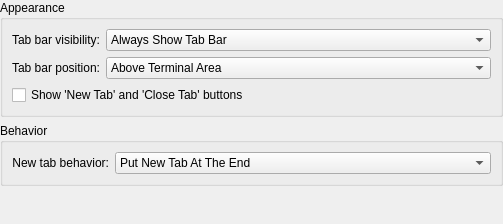
Qt form src/settings/TabBarSettings.ui (KDE/konsole) before a commit.
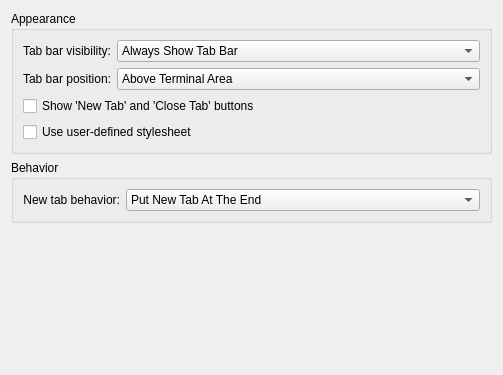
The same form after that commit. Custom widgets are drawn as their Qt base class.

Commit message:
Allow users to specify css file for tab bar style
Currently, the default stylesheet for the tab bar just sets the min
and max width.  Now the user can load a .css file.  It is up to the
user to generate the css file to their liking.  Handbook documentation
and examples will follow.

This can be used to set minimum width of the tabs, distinguish active
tab, etc...
FEATURE:
FIXED-IN: 2.13

Patch:
```diff
--- a/src/settings/TabBarSettings.ui
+++ b/src/settings/TabBarSettings.ui
@@ -7,14 +7,11 @@
     <x>0</x>
     <y>0</y>
     <width>503</width>
-    <height>224</height>
+    <height>375</height>
    </rect>
   </property>
-  <layout class="QVBoxLayout">
-   <property name="margin">
-    <number>0</number>
-   </property>
-   <item>
+  <layout class="QGridLayout" name="gridLayout_3">
+   <item row="0" column="0">
     <widget class="QGroupBox" name="groupBox_1">
      <property name="title">
       <string>Appearance</string>
@@ -30,7 +27,7 @@
         </property>
        </widget>
       </item>
-      <item row="0" column="1">
+      <item row="0" column="1" colspan="2">
        <widget class="KComboBox" name="kcfg_TabBarVisibility">
         <property name="sizePolicy">
          <sizepolicy hsizetype="Preferred" vsizetype="Fixed">
@@ -65,7 +62,7 @@
         </property>
        </widget>
       </item>
-      <item row="1" column="1">
+      <item row="1" column="1" colspan="2">
        <widget class="KComboBox" name="kcfg_TabBarPosition">
         <property name="sizePolicy">
          <sizepolicy hsizetype="Preferred" vsizetype="Fixed">
@@ -85,17 +82,37 @@
         </item>
        </widget>
       </item>
-      <item row="2" column="0" colspan="2">
+      <item row="2" column="0" colspan="3">
        <widget class="QCheckBox" name="kcfg_ShowQuickButtons">
         <property name="text">
          <string>Show 'New Tab' and 'Close Tab' buttons</string>
         </property>
        </widget>
       </item>
+      <item row="3" column="0" colspan="2">
+       <widget class="QCheckBox" name="kcfg_TabBarUseUserStyleSheet">
+        <property name="text">
+         <string>Use user-defined stylesheet</string>
+        </property>
+       </widget>
+      </item>
+      <item row="3" column="2">
+       <widget class="KUrlRequester" name="kcfg_TabBarUserStyleSheetFile">
+        <property name="sizePolicy">
+         <sizepolicy hsizetype="Preferred" vsizetype="Fixed">
+          <horstretch>2</horstretch>
+          <verstretch>0</verstretch>
+         </sizepolicy>
+        </property>
+        <property name="filter">
+         <string>text/css</string>
+        </property>
+       </widget>
+      </item>
      </layout>
     </widget>
    </item>
-   <item>
+   <item row="1" column="0">
     <widget class="QGroupBox" name="groupBox_2">
      <property name="title">
       <string>Behavior</string>
@@ -134,7 +151,7 @@
      </layout>
     </widget>
    </item>
-   <item>
+   <item row="2" column="0">
     <spacer>
      <property name="orientation">
       <enum>Qt::Vertical</enum>
@@ -155,6 +172,11 @@
    <extends>QComboBox</extends>
    <header>kcombobox.h</header>
   </customwidget>
+  <customwidget>
+   <class>KUrlRequester</class>
+   <extends>QFrame</extends>
+   <header>kurlrequester.h</header>
+  </customwidget>
  </customwidgets>
  <resources/>
  <connections/>
```
The commit also changes 3 other files.
